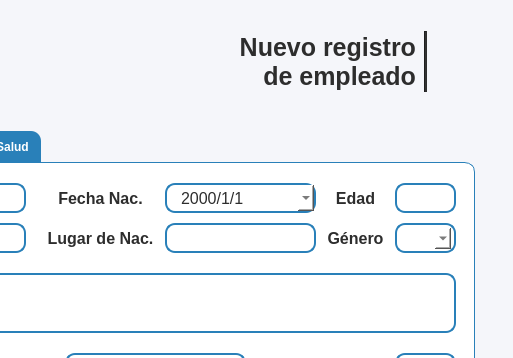
Above: resources/ui/registro_emple.ui from Proyecto-Uptjaa/Proyecto_SIRA before the change; both pictures show x 487 to 1000 and y 0 to 358 of the 1000 by 600 pixel window. Below: the same form after it.
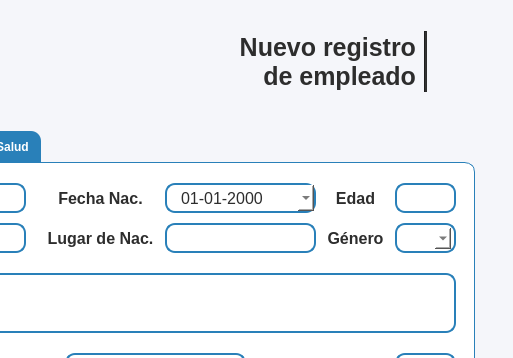
That is the form after the change. The open tabs and pages were chosen to show the change. Icons and pictures are not drawn.

Diff of the .ui file:
```diff
--- a/resources/ui/registro_emple.ui
+++ b/resources/ui/registro_emple.ui
@@ -1126,7 +1126,7 @@
         }</string>
         </property>
         <property name="displayFormat">
-         <string>yyyy/M/d</string>
+         <string>dd-MM-yyyy</string>
         </property>
         <property name="calendarPopup">
          <bool>true</bool>
```
Left out of the diff: 2 changed lines with no effect on the pictures.
